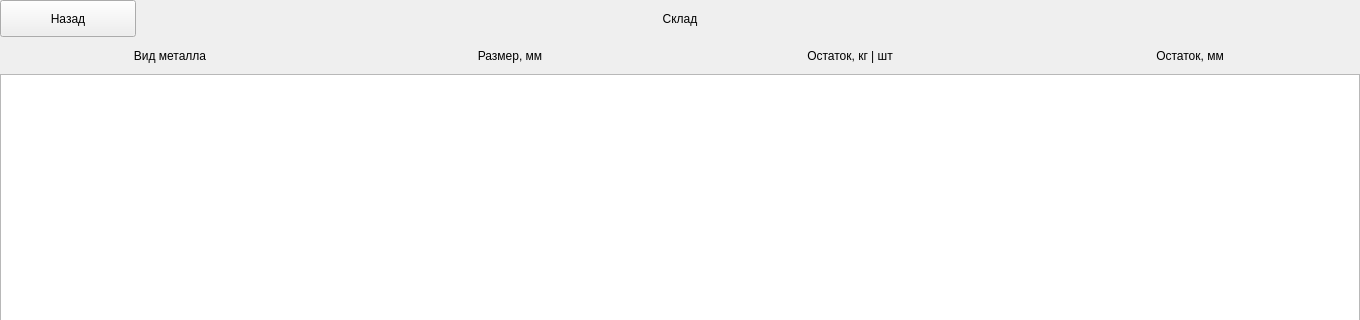
First picture: the form in ui_sources/storage_frame.ui, repository Churkabesina/Kazan_zavod_app, before the edit; both pictures show x 0 to 1360 and y 0 to 320 of the 1360 by 735 pixel window.
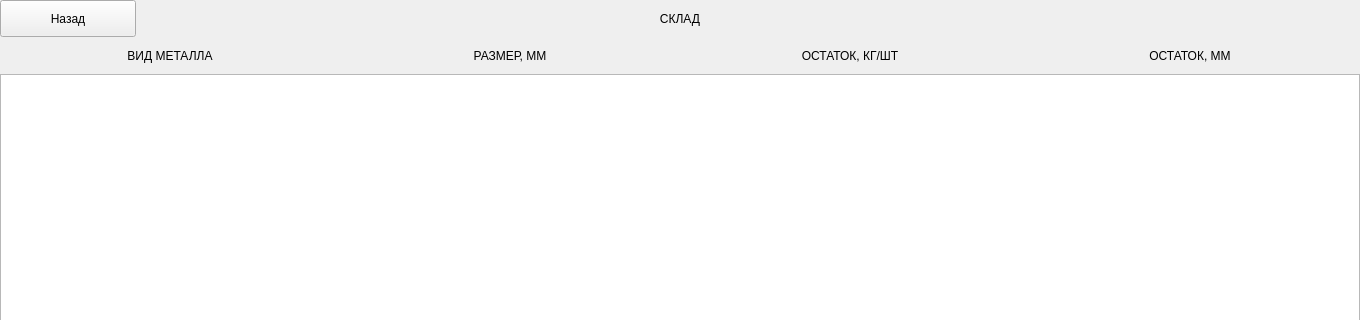
Second picture: the form after the edit.

Diff of the .ui file:
```diff
--- a/ui_sources/storage_frame.ui
+++ b/ui_sources/storage_frame.ui
@@ -74,7 +74,7 @@
        <item>
         <widget class="QLabel" name="frame_name_label">
          <property name="text">
-          <string>Склад</string>
+          <string>СКЛАД</string>
          </property>
          <property name="alignment">
           <set>Qt::AlignCenter</set>
@@ -104,7 +104,7 @@
        <item>
         <widget class="QLabel" name="type_metall_label_2">
          <property name="text">
-          <string>Вид металла</string>
+          <string>ВИД МЕТАЛЛА</string>
          </property>
          <property name="alignment">
           <set>Qt::AlignCenter</set>
@@ -114,7 +114,7 @@
        <item>
         <widget class="QLabel" name="size_mm_label">
          <property name="text">
-          <string>Размер, мм</string>
+          <string>РАЗМЕР, ММ</string>
          </property>
          <property name="alignment">
           <set>Qt::AlignCenter</set>
@@ -124,7 +124,7 @@
        <item>
         <widget class="QLabel" name="balance_kg_label">
          <property name="text">
-          <string>Остаток, кг | шт</string>
+          <string>ОСТАТОК, КГ/ШТ</string>
          </property>
          <property name="alignment">
           <set>Qt::AlignCenter</set>
@@ -134,7 +134,7 @@
        <item>
         <widget class="QLabel" name="balance_mm_label">
          <property name="text">
-          <string>Остаток, мм</string>
+          <string>ОСТАТОК, ММ</string>
          </property>
          <property name="alignment">
           <set>Qt::AlignCenter</set>
```
